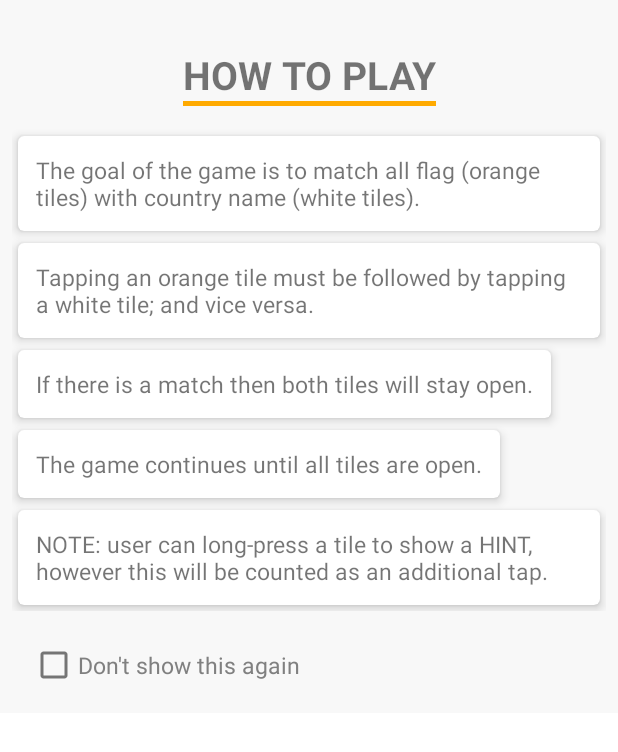
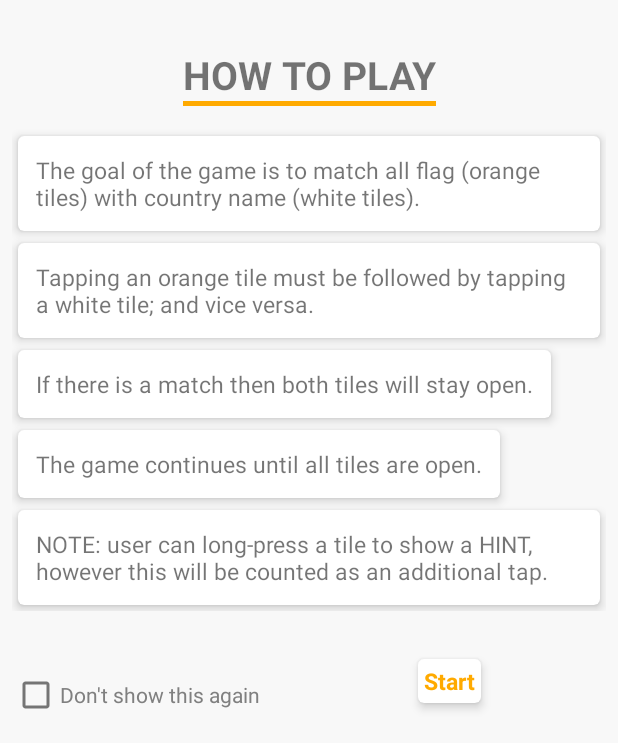
Before and after one commit to tjkn24/TJFlagQuiz, an Android app: the layout activity_instruction.xml on its own in the app's theme, with its tools: preview values and no code run, on a phone screen of 412 x 824 dp. Shown: the top 752 px of the screen. Run offline under Robolectric (Android 15) with nearby library versions, the phone set to English and light mode, and no system bars.

Commit message:
when instruction activity active, disable tap on flagactivity that appears behind -> OK, but still doing button start and wiring it to flag activity.

```diff
--- a/app/src/main/res/layout/activity_instruction.xml
+++ b/app/src/main/res/layout/activity_instruction.xml
@@ -117,11 +117,40 @@
 
     <CheckBox
         android:id="@+id/cb_do_not_show_again"
-        style="@style/TextViewInstructionStyle"
+        android:layout_width="wrap_content"
+        android:layout_height="wrap_content"
         android:layout_marginTop="32dp"
         android:text="Don't show this again"
         android:textColor="@color/grey"
         app:layout_constraintStart_toStartOf="parent"
         app:layout_constraintTop_toBottomOf="@id/ll_how_items" />
 
+    <com.google.android.material.card.MaterialCardView
+        android:id="@+id/cv_Start"
+        android:layout_width="wrap_content"
+        android:layout_height="wrap_content"
+        android:layout_marginStart="30dp"
+        android:layout_marginTop="32dp"
+        android:layout_marginEnd="8dp"
+        android:onClick="methodtoexecute"
+        app:cardElevation="4dp"
+        app:layout_constraintEnd_toEndOf="parent"
+        app:layout_constraintStart_toEndOf="@id/cb_do_not_show_again"
+        app:layout_constraintTop_toBottomOf="@id/ll_how_items">
+
+        <TextView
+            android:id="@+id/tv_start"
+            android:layout_width="wrap_content"
+            android:layout_height="wrap_content"
+            android:padding="4dp"
+            android:text="Start"
+            android:textColor="@color/colorPrimary"
+            android:textSize="15sp"
+            android:textStyle="bold"
+
+
+            />
+
+    </com.google.android.material.card.MaterialCardView>
+
 </androidx.constraintlayout.widget.ConstraintLayout>
```
Also changed, not shown: app/src/main/AndroidManifest.xml (+9 -5 lines), app/src/main/java/com/tjknsoft/tjflagquiz/InstructionActivity.kt (+31 -2 lines), app/src/main/java/com/tjknsoft/tjflagquiz/QuizFlagMemoryActivity.kt (+58 -17 lines).
